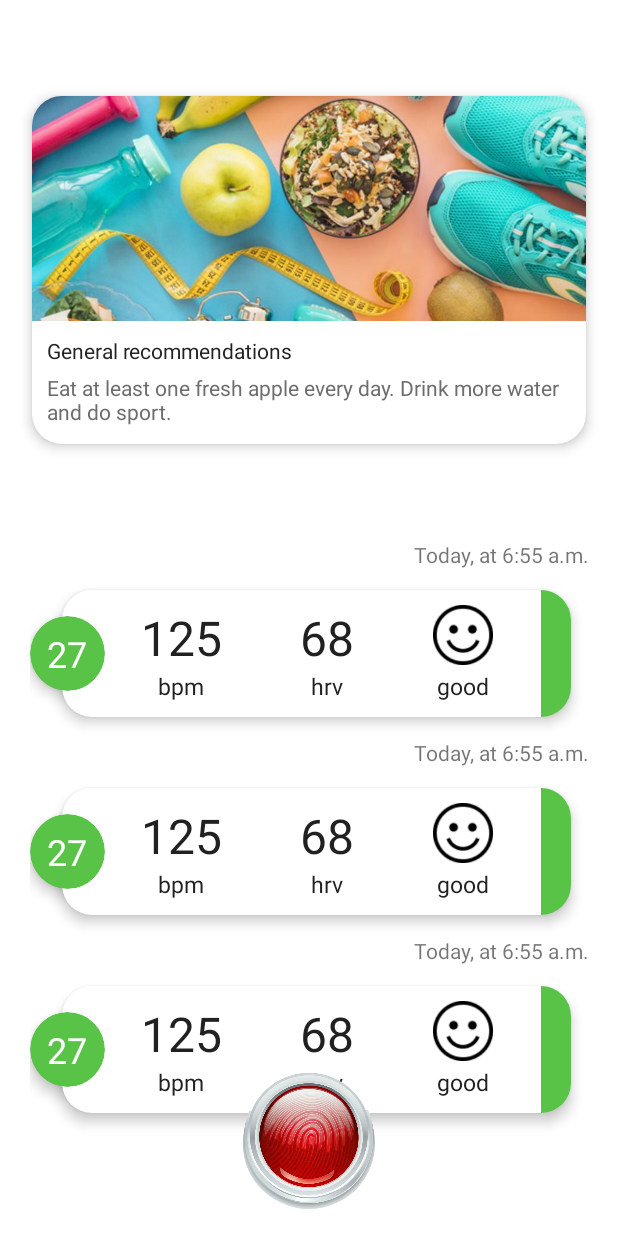
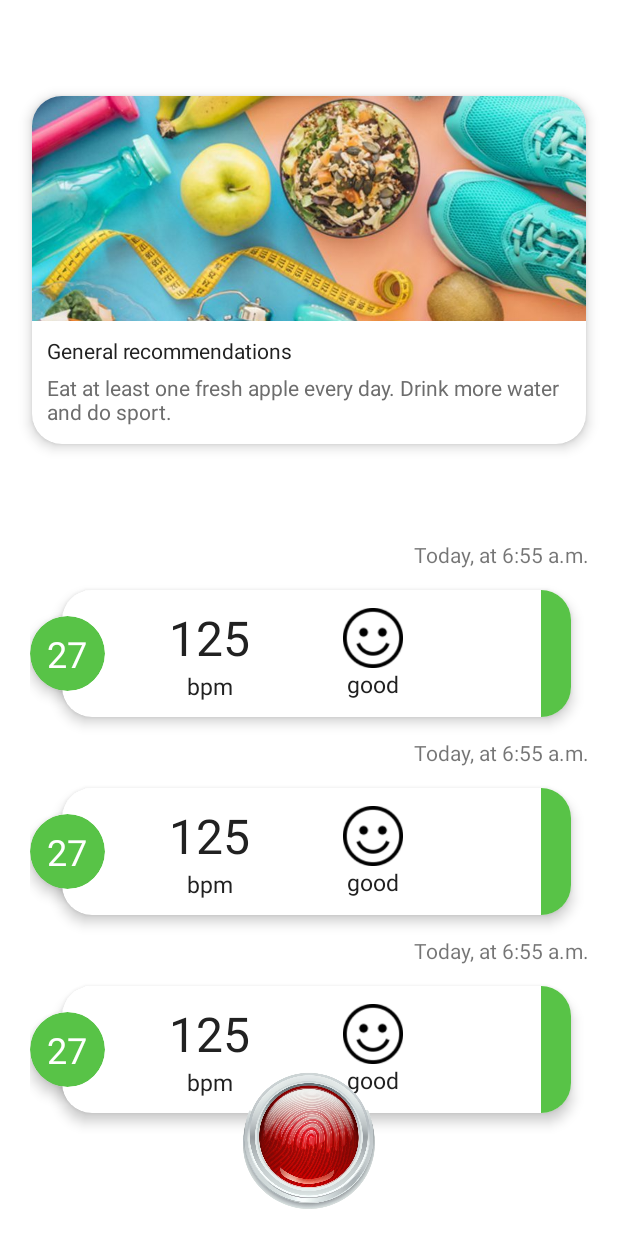
Before and after one commit to Nickitor/HealthTouch, an Android app: the layout fragment_main_screen.xml on its own in the app's theme, with its tools: preview values and no code run, on a phone screen of 412 x 824 dp. Run offline under Robolectric (Android 15) with nearby library versions, the phone set to English and light mode, and no system bars; Roboto replaces fonts that are not available here.

Commit message:
Исправлена карточка измерения

```diff
--- a/app/src/main/java/com/nikitazamyslov/healthtouch/presentation/mainscreen/adapter/measurement/MeasurementViewHolder.kt
+++ b/app/src/main/java/com/nikitazamyslov/healthtouch/presentation/mainscreen/adapter/measurement/MeasurementViewHolder.kt
@@ -17,7 +17,6 @@ class MeasurementViewHolder(view: View) : RecyclerView.ViewHolder(view) {
     private val number: TextView = view.findViewById(R.id.tvNumber)
     private val numberColor: CardView = view.findViewById(R.id.cvNumberColor)
     private val bpm: TextView = view.findViewById(R.id.tvBPM)
-    private val hrv: TextView = view.findViewById(R.id.tvHRV)
     private val statusText: TextView = view.findViewById(R.id.tvStatus)
     private val statusColor: View = view.findViewById(R.id.vColor)
 
@@ -33,7 +32,6 @@ class MeasurementViewHolder(view: View) : RecyclerView.ViewHolder(view) {
         number.text = measurement.number.toString()
         numberColor.setCardBackgroundColor(cardColor)
         bpm.text = measurement.bpm.toString()
-        hrv.text = measurement.hrv.toString()
         statusText.text = itemView.resources.getString(measurement.status.name)
         statusColor.setBackgroundColor(cardColor)
     }
--- a/app/src/main/res/layout/item_main_measurement.xml
+++ b/app/src/main/res/layout/item_main_measurement.xml
@@ -41,7 +41,8 @@
                 android:textColor="@color/dark_grey"
                 android:textSize="32sp"
                 app:fontFamily="@font/roboto"
-                app:layout_constraintEnd_toStartOf="@+id/tvHRV"
+                app:layout_constraintEnd_toEndOf="@+id/vColor"
+                app:layout_constraintHorizontal_bias="0.25"
                 app:layout_constraintStart_toStartOf="parent"
                 app:layout_constraintTop_toTopOf="parent"
                 tools:text="125" />
@@ -66,9 +67,10 @@
                 android:layout_height="wrap_content"
                 android:textColor="@color/dark_grey"
                 android:textSize="32sp"
+                android:visibility="gone"
                 app:fontFamily="@font/roboto"
-                app:layout_constraintEnd_toStartOf="@+id/ivSmile"
-                app:layout_constraintStart_toEndOf="@+id/tvBPM"
+                app:layout_constraintEnd_toEndOf="parent"
+                app:layout_constraintStart_toStartOf="parent"
                 app:layout_constraintTop_toTopOf="@+id/tvBPM"
                 tools:text="68" />
 
@@ -79,6 +81,7 @@
                 android:text="@string/item_measurement_hrv"
                 android:textColor="@color/dark_grey"
                 android:textSize="15sp"
+                android:visibility="gone"
                 app:fontFamily="@font/roboto"
                 app:layout_constraintEnd_toEndOf="@+id/tvHRV"
                 app:layout_constraintStart_toStartOf="@+id/tvHRV"
@@ -88,12 +91,13 @@
                 android:id="@+id/ivSmile"
                 android:layout_width="40dp"
                 android:layout_height="40dp"
-                android:layout_marginBottom="3dp"
+                android:layout_marginEnd="50dp"
                 android:src="@drawable/ic_smile_good"
-                app:layout_constraintBottom_toBottomOf="@+id/tvHRV"
-                app:layout_constraintEnd_toEndOf="parent"
-                app:layout_constraintStart_toEndOf="@+id/tvHRV"
-                app:layout_constraintTop_toTopOf="@+id/tvHRV" />
+                app:layout_constraintBottom_toBottomOf="@+id/tvBPM"
+                app:layout_constraintEnd_toEndOf="@+id/vColor"
+                app:layout_constraintHorizontal_bias="0.75"
+                app:layout_constraintStart_toStartOf="parent"
+                app:layout_constraintTop_toTopOf="@+id/tvBPM" />
 
             <com.google.android.material.textview.MaterialTextView
                 android:id="@+id/tvStatus"
@@ -105,7 +109,7 @@
                 app:fontFamily="@font/roboto"
                 app:layout_constraintEnd_toEndOf="@+id/ivSmile"
                 app:layout_constraintStart_toStartOf="@+id/ivSmile"
-                app:layout_constraintTop_toBottomOf="@+id/tvHRV" />
+                app:layout_constraintTop_toBottomOf="@+id/ivSmile" />
 
             <View
                 android:id="@+id/vColor"
```
